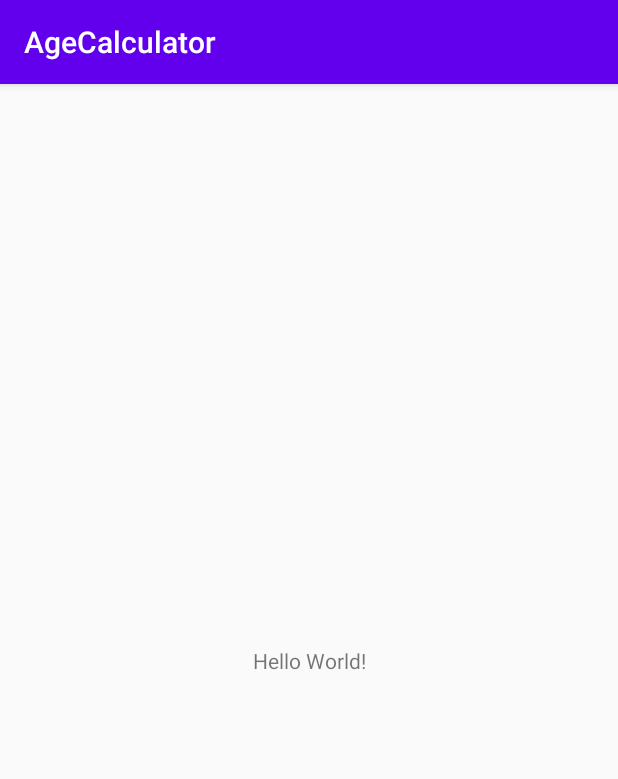
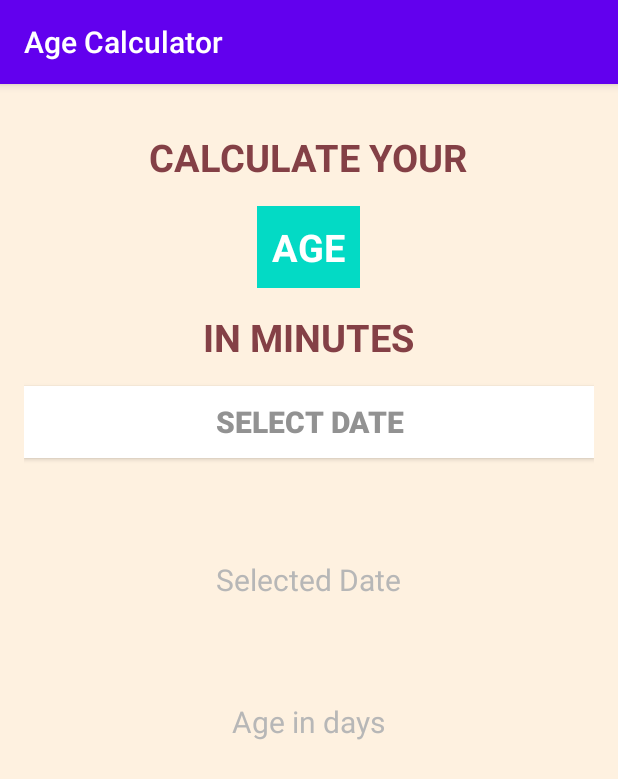
Before and after one commit to RashikAnsar/100-Days-of-code, an Android app: the screen it shows after launch (MainActivity), on a phone screen of 412 x 824 dp. Shown: the top 779 px of the screen. Run offline under Robolectric (Android 15) with nearby library versions, the phone set to English and light mode, and no system bars.

Commit message:
Day 04 Age Calculator UI Finalized

```diff
--- a/AgeCalculator/app/src/main/res/layout/activity_main.xml
+++ b/AgeCalculator/app/src/main/res/layout/activity_main.xml
@@ -1,18 +1,85 @@
 <?xml version="1.0" encoding="utf-8"?>
-<androidx.constraintlayout.widget.ConstraintLayout xmlns:android="http://schemas.android.com/apk/res/android"
+<LinearLayout xmlns:android="http://schemas.android.com/apk/res/android"
     xmlns:app="http://schemas.android.com/apk/res-auto"
     xmlns:tools="http://schemas.android.com/tools"
     android:layout_width="match_parent"
     android:layout_height="match_parent"
+    android:background="@color/backgroundColor"
+    android:gravity="center_horizontal"
+    android:orientation="vertical"
+    android:padding="16dp"
     tools:context=".MainActivity">
 
     <TextView
         android:layout_width="wrap_content"
         android:layout_height="wrap_content"
-        android:text="Hello World!"
-        app:layout_constraintBottom_toBottomOf="parent"
-        app:layout_constraintLeft_toLeftOf="parent"
-        app:layout_constraintRight_toRightOf="parent"
-        app:layout_constraintTop_toTopOf="parent" />
+        android:layout_marginTop="15dp"
+        android:text="CALCULATE YOUR"
+        android:textColor="@color/textColor"
+        android:textSize="25sp"
+        android:textStyle="bold" />
 
-</androidx.constraintlayout.widget.ConstraintLayout>
+    <TextView
+        android:layout_width="wrap_content"
+        android:layout_height="wrap_content"
+        android:layout_marginTop="15dp"
+        android:background="@color/colorAccent"
+        android:padding="10dp"
+        android:text="AGE"
+        android:textColor="@color/ageTextColor"
+        android:textSize="25sp"
+        android:textStyle="bold" />
+
+
+    <TextView
+        android:layout_width="wrap_content"
+        android:layout_height="wrap_content"
+        android:layout_marginTop="15dp"
+        android:text="IN MINUTES"
+        android:textColor="@color/textColor"
+        android:textSize="25sp"
+        android:textStyle="bold" />
+
+    <Button
+        android:id="@+id/button"
+        android:layout_width="match_parent"
+        android:layout_height="wrap_content"
+        android:layout_marginTop="15dp"
+        android:background="#FFFFFF"
+        android:text="Select Date"
+        android:textColor="#929292"
+        android:textSize="20sp"
+        android:textStyle="bold" />
+
+    <TextView
+        android:id="@+id/tvSelectedDate"
+        android:layout_width="wrap_content"
+        android:layout_height="wrap_content"
+        android:layout_marginTop="20sp"
+        android:textColor="#844046"
+        android:textSize="20sp" />
+
+    <TextView
+        android:layout_width="wrap_content"
+        android:layout_height="wrap_content"
+        android:layout_marginTop="20sp"
+        android:text="Selected Date"
+        android:textColor="@color/lightGreyColor"
+        android:textSize="20sp" />
+
+    <TextView
+        android:id="@+id/tvSelectedDateInDays"
+        android:layout_width="wrap_content"
+        android:layout_height="wrap_content"
+        android:layout_marginTop="20sp"
+        android:textColor="#844046"
+        android:textSize="35sp" />
+
+    <TextView
+        android:layout_width="wrap_content"
+        android:layout_height="wrap_content"
+        android:text="Age in days"
+        android:textColor="@color/lightGreyColor"
+        android:textSize="20sp" />
+
+</LinearLayout>
--- a/AgeCalculator/app/src/main/res/values/colors.xml
+++ b/AgeCalculator/app/src/main/res/values/colors.xml
@@ -3,4 +3,10 @@
     <color name="colorPrimary">#6200EE</color>
     <color name="colorPrimaryDark">#3700B3</color>
     <color name="colorAccent">#03DAC5</color>
+    <color name="textColor">#844046</color>
+    <color name="backgroundColor">#FEF1E0</color>
+    <color name="ageTextBackgroundColor">#C486DCE0</color>
+    <color name="ageTextColor">#FFFFFF</color>
+    <color name="lightGreyColor">#B7B7B7</color>
+
 </resources>
--- a/AgeCalculator/app/src/main/res/values/strings.xml
+++ b/AgeCalculator/app/src/main/res/values/strings.xml
@@ -1,3 +1,3 @@
 <resources>
-    <string name="app_name">AgeCalculator</string>
+    <string name="app_name">Age Calculator</string>
 </resources>
```
